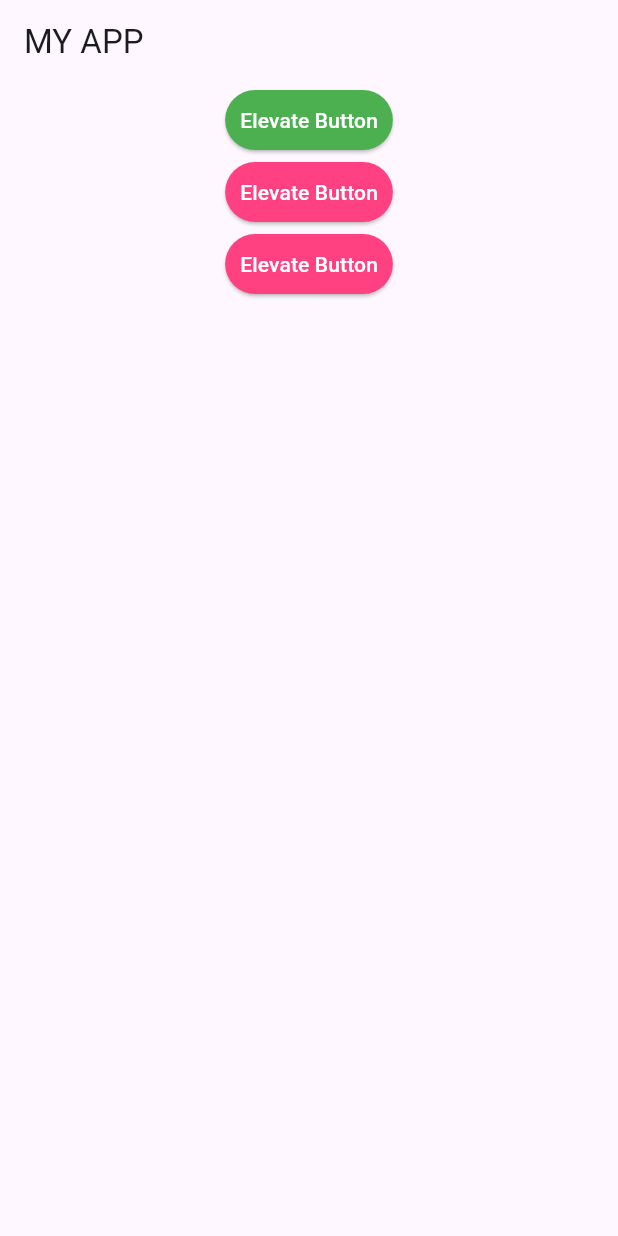
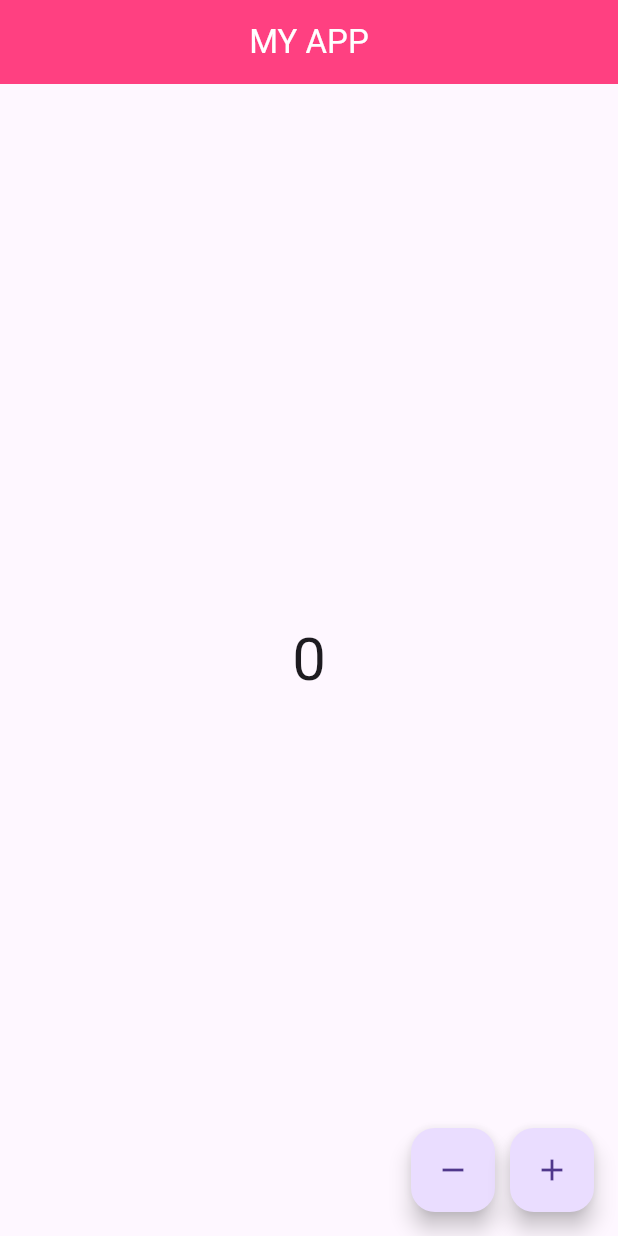
Before and after one commit to BappyGuria/myapps, a Flutter app: the screen it shows after launch, on a phone screen of 412 x 824 dp. Run offline on Flutter 3.47's test engine with Material 3 defaults, Android fonts, the phone set to English and light mode, and no system bars.

Commit message:
ThameData

```diff
--- /dev/null
+++ b/lib/HomeScreen.dart
@@ -0,0 +1,58 @@
+import 'package:flutter/material.dart';
+
+class HomeScreen extends StatefulWidget {
+  const HomeScreen({super.key});
+
+  @override
+  State<HomeScreen> createState() => _HomeScreenState();
+}
+
+class _HomeScreenState extends State<HomeScreen> {
+  int counter = 0;
+  @override
+  Widget build(BuildContext context) {
+    return SafeArea(
+      child: Scaffold(
+        appBar: AppBar(
+          title: Text('MY APP'),
+          centerTitle: true,
+          backgroundColor: Colors.pinkAccent,
+          foregroundColor: Colors.white,
+        ),
+        floatingActionButton: Row(
+          mainAxisAlignment: MainAxisAlignment.end,
+          children: [
+
+            FloatingActionButton(onPressed: () {
+              counter--;
+              setState(() {
+
+              });
+            },
+              child: Icon(Icons.remove),
+            ),
+            SizedBox(width: 10,),
+            FloatingActionButton(onPressed: () {
+              counter++;
+              setState(() {
+
+              });
+            },
+              child: Icon(Icons.add),
+            ),
+          ],
+        ),
+        body: Center(
+          child: Column(
+            mainAxisAlignment: MainAxisAlignment.center,
+            children: [
+              Text(counter.toString(),style: TextStyle(
+                  fontSize: 40
+              ),)
+            ],
+          ),
+        ),
+      ),
+    );
+  }
+}
--- a/lib/main.dart
+++ b/lib/main.dart
@@ -1,6 +1,8 @@
 import 'dart:math';
 
 import 'package:flutter/material.dart';
+
+import 'HomeScreen.dart';
 
 void main() {
   runApp(const MyApp());
@@ -13,46 +15,10 @@ class MyApp extends StatelessWidget {
     return MaterialApp(
       title: 'Image App',
       home:HomeScreen(),
-      theme: ThemeData(
-        elevatedButtonTheme: ElevatedButtonThemeData(
-          style: ElevatedButton.styleFrom(
-            backgroundColor: Colors.pinkAccent,
-            foregroundColor: Colors.white,
-            padding: EdgeInsets.all(10)
-          )
-        )
-      ),
-      darkTheme: ThemeData(
-        brightness: Brightness.dark
-      ),
-      themeMode: ThemeMode.light,
     );
   }
 }
 
-class HomeScreen extends StatelessWidget {
-  const HomeScreen({super.key});
-
-  @override
-  Widget build(BuildContext context) {
-    return Scaffold(
-      appBar: AppBar(
-        title: Text('MY APP'),
-      ),
-      body: Center(
-        child: Column(
-          children: [
-            ElevatedButton(onPressed: (){}, child: Text('Elevate Button'),style: ElevatedButton.styleFrom(
-              backgroundColor: Colors.green,foregroundColor: Colors.white
-            ),),
-            ElevatedButton(onPressed: (){}, child: Text('Elevate Button')),
-            ElevatedButton(onPressed: (){}, child: Text('Elevate Button')),
-          ],
-        ),
-      ),
-    );
-  }
-}
 
 
 
```
